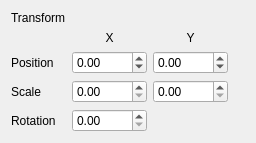
Old version of the form Project_1_QT/transform.ui in the repository QTGuys/Project_1_QT.
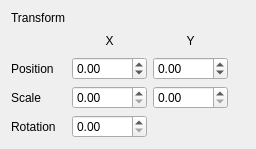
New version of the form.

Commit message: color can be changed both with sliders or numbers

What changed in the file:
```diff
--- a/Project_1_QT/transform.ui
+++ b/Project_1_QT/transform.ui
@@ -14,24 +14,7 @@
    <string>Form</string>
   </property>
   <layout class="QGridLayout" name="gridLayout">
-   <item row="4" column="2">
-    <widget class="QDoubleSpinBox" name="scaleY">
-     <property name="maximum">
-      <double>100.000000000000000</double>
-     </property>
-     <property name="singleStep">
-      <double>0.100000000000000</double>
-     </property>
-    </widget>
-   </item>
-   <item row="4" column="0">
-    <widget class="QLabel" name="label_2">
-     <property name="text">
-      <string>Scale</string>
-     </property>
-    </widget>
-   </item>
-   <item row="2" column="2">
+   <item row="3" column="4">
     <widget class="QDoubleSpinBox" name="posY">
      <property name="minimum">
       <double>-1000.000000000000000</double>
@@ -41,20 +24,27 @@
      </property>
     </widget>
    </item>
-   <item row="4" column="3">
-    <spacer name="horizontalSpacer">
-     <property name="orientation">
-      <enum>Qt::Horizontal</enum>
+   <item row="5" column="3">
+    <widget class="QDoubleSpinBox" name="scaleX">
+     <property name="minimum">
+      <double>0.000000000000000</double>
      </property>
-     <property name="sizeHint" stdset="0">
-      <size>
-       <width>40</width>
-       <height>20</height>
-      </size>
+     <property name="maximum">
+      <double>100.000000000000000</double>
      </property>
-    </spacer>
+     <property name="singleStep">
+      <double>0.100000000000000</double>
+     </property>
+    </widget>
    </item>
-   <item row="1" column="2">
+   <item row="3" column="2">
+    <widget class="QLabel" name="label">
+     <property name="text">
+      <string>Position</string>
+     </property>
+    </widget>
+   </item>
+   <item row="2" column="4">
     <widget class="QLabel" name="label_6">
      <property name="text">
       <string>Y</string>
@@ -64,17 +54,17 @@
      </property>
     </widget>
    </item>
-   <item row="2" column="1">
-    <widget class="QDoubleSpinBox" name="posX">
-     <property name="minimum">
-      <double>-1000.000000000000000</double>
-     </property>
+   <item row="5" column="4">
+    <widget class="QDoubleSpinBox" name="scaleY">
      <property name="maximum">
-      <double>1000.000000000000000</double>
+      <double>100.000000000000000</double>
+     </property>
+     <property name="singleStep">
+      <double>0.100000000000000</double>
      </property>
     </widget>
    </item>
-   <item row="6" column="1">
+   <item row="7" column="3">
     <spacer name="verticalSpacer">
      <property name="orientation">
       <enum>Qt::Vertical</enum>
@@ -87,27 +77,14 @@
      </property>
     </spacer>
    </item>
-   <item row="4" column="1">
-    <widget class="QDoubleSpinBox" name="scaleX">
-     <property name="minimum">
-      <double>0.000000000000000</double>
-     </property>
-     <property name="maximum">
-      <double>100.000000000000000</double>
-     </property>
-     <property name="singleStep">
-      <double>0.100000000000000</double>
-     </property>
-    </widget>
-   </item>
-   <item row="0" column="0">
+   <item row="1" column="2">
     <widget class="QLabel" name="label_4">
      <property name="text">
       <string>Transform</string>
      </property>
     </widget>
    </item>
-   <item row="1" column="1">
+   <item row="2" column="3">
     <widget class="QLabel" name="label_5">
      <property name="text">
       <string>X</string>
@@ -117,23 +94,72 @@
      </property>
     </widget>
    </item>
-   <item row="2" column="0">
-    <widget class="QLabel" name="label">
-     <property name="text">
-      <string>Position</string>
-     </property>
-    </widget>
-   </item>
-   <item row="5" column="1">
-    <widget class="QDoubleSpinBox" name="rotation"/>
-   </item>
-   <item row="5" column="0">
+   <item row="6" column="2">
     <widget class="QLabel" name="label_3">
      <property name="text">
       <string>Rotation</string>
      </property>
     </widget>
    </item>
+   <item row="3" column="3">
+    <widget class="QDoubleSpinBox" name="posX">
+     <property name="minimum">
+      <double>-1000.000000000000000</double>
+     </property>
+     <property name="maximum">
+      <double>1000.000000000000000</double>
+     </property>
+    </widget>
+   </item>
+   <item row="5" column="2">
+    <widget class="QLabel" name="label_2">
+     <property name="text">
+      <string>Scale</string>
+     </property>
+    </widget>
+   </item>
+   <item row="0" column="2">
+    <spacer name="verticalSpacer_2">
+     <property name="orientation">
+      <enum>Qt::Vertical</enum>
+     </property>
+     <property name="sizeHint" stdset="0">
+      <size>
+       <width>20</width>
+       <height>40</height>
+      </size>
+     </property>
+    </spacer>
+   </item>
+   <item row="6" column="3">
+    <widget class="QDoubleSpinBox" name="rotation"/>
+   </item>
+   <item row="8" column="3">
+    <spacer name="verticalSpacer_3">
+     <property name="orientation">
+      <enum>Qt::Vertical</enum>
+     </property>
+     <property name="sizeHint" stdset="0">
+      <size>
+       <width>20</width>
+       <height>40</height>
+      </size>
+     </property>
+    </spacer>
+   </item>
+   <item row="2" column="5">
+    <spacer name="horizontalSpacer">
+     <property name="orientation">
+      <enum>Qt::Horizontal</enum>
+     </property>
+     <property name="sizeHint" stdset="0">
+      <size>
+       <width>40</width>
+       <height>20</height>
+      </size>
+     </property>
+    </spacer>
+   </item>
   </layout>
  </widget>
  <resources/>
```
The commit also changes 4 other files.
